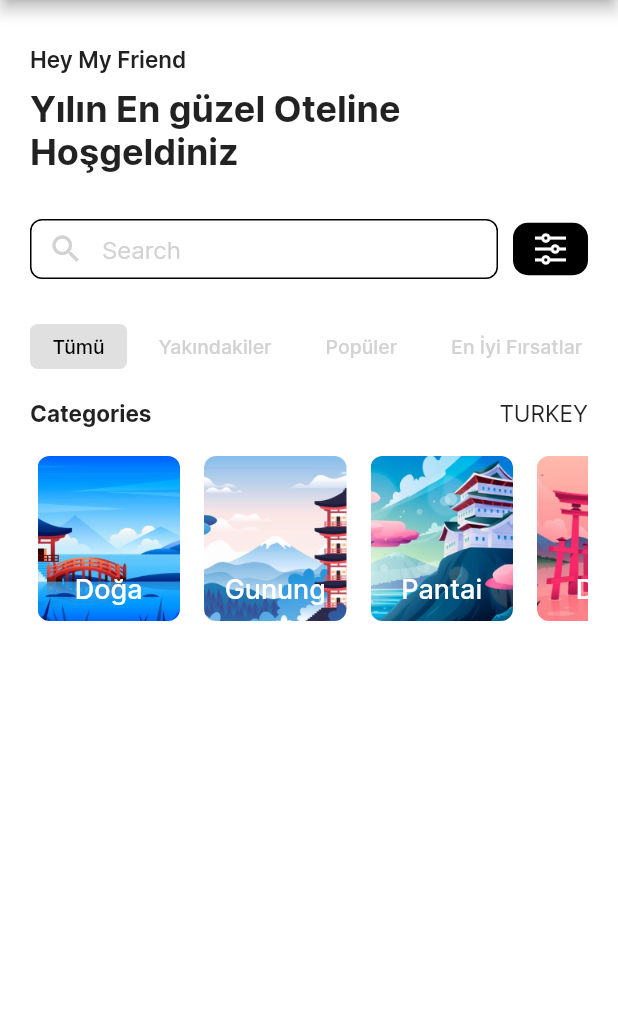
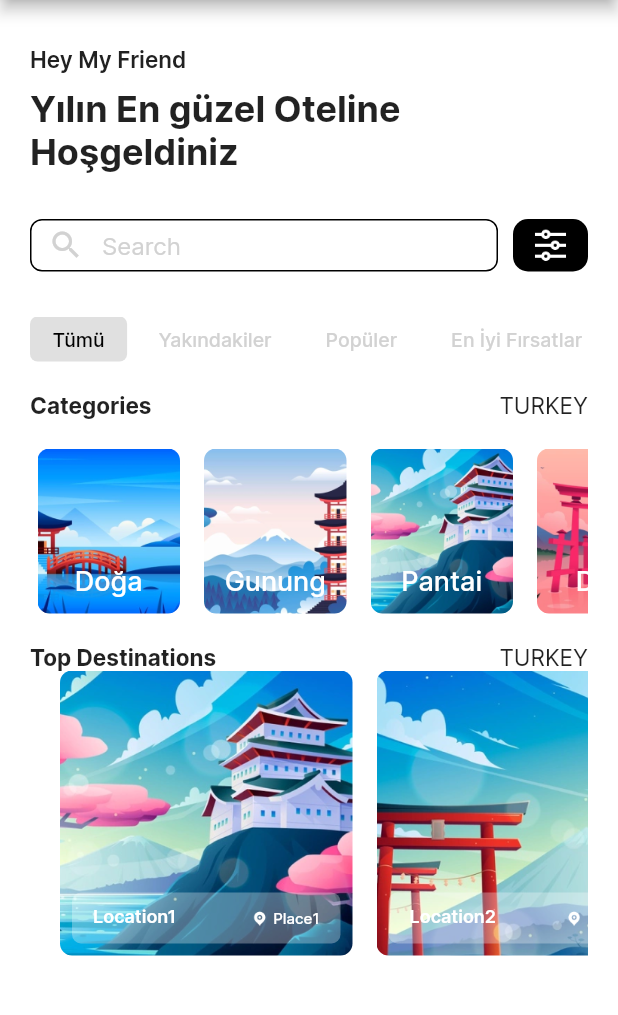
Before and after one commit to armangencer/trip_app_ui, a Flutter app: the screen it shows after launch, on a phone screen of 412 x 824 dp, the part 84-1099 px from its top. Run offline on Flutter 3.47's test engine with Material 2 defaults, Android fonts, the light colour scheme and no system bars.

Commit message:
final_commit

```diff
--- a/lib/app/const/assets.dart
+++ b/lib/app/const/assets.dart
@@ -6,3 +6,5 @@ const String icons = '$assets/icons';
 const String menuIcon = '$icons/menu.png';
 const String avatar = '$images/arman.jpeg';
 const String filterIcon = '$icons/filter.png';
+const String location = '$icons/location.png';
+const String backgroundImage = '$images/background.png';
--- a/lib/components/search_bar.dart
+++ b/lib/components/search_bar.dart
@@ -15,7 +15,7 @@ class SearchBar extends StatelessWidget {
       children: [
         Expanded(
           child: SizedBox(
-            height: 40,
+            height: 35,
             child: TextField(
               cursorColor: black,
               style: regular.copyWith(
@@ -26,8 +26,7 @@ class SearchBar extends StatelessWidget {
                 prefixIcon: const Icon(Icons.search, color: grey),
                 hintText: 'Search',
                 hintStyle: const TextStyle(color: grey),
-                contentPadding:
-                    const EdgeInsets.symmetric(horizontal: 12),
+                contentPadding: const EdgeInsets.symmetric(horizontal: 12),
                 enabledBorder: OutlineInputBorder(
                   borderRadius: BorderRadius.circular(8),
                   borderSide: const BorderSide(color: Colors.black),
--- /dev/null
+++ b/lib/screens/destination_widget.dart
@@ -0,0 +1,106 @@
+import 'package:flutter/material.dart';
+import 'package:trip_flutter_app/app/const/constant.dart';
+import '../app/const/assets.dart';
+
+class DestinationWidget extends StatelessWidget {
+  DestinationWidget({
+    super.key,
+  });
+
+  final List<DestinationModel> destinations = [
+    DestinationModel(
+      name: 'Location1',
+      image: 'pantai_ubud.png',
+      address: 'Place1',
+    ),
+    DestinationModel(
+      name: 'Location2',
+      image: 'gunung_fuji.png',
+      address: 'Place2',
+    ),
+  ];
+
+  @override
+  Widget build(BuildContext context) {
+    return SingleChildScrollView(
+      scrollDirection: Axis.horizontal,
+      child: Row(
+        children: List.generate(
+          destinations.length,
+          (index) => Container(
+            width: 195,
+            height: 190,
+            margin: EdgeInsets.only(left: index == 0 ? 20 : 0, right: 16),
+            decoration: BoxDecoration(
+              borderRadius: BorderRadius.circular(8),
+              image: DecorationImage(
+                fit: BoxFit.cover,
+                image: AssetImage(
+                  'assets/images/${destinations[index].image}',
+                ),
+              ),
+            ),
+            child: Align(
+              alignment: Alignment.bottomCenter,
+              child: Container(
+                margin: const EdgeInsets.all(8),
+                padding:
+                    const EdgeInsets.symmetric(vertical: 8, horizontal: 14),
+                width: double.infinity,
+                height: 34,
+                decoration: BoxDecoration(
+                  color: white.withOpacity(0.30),
+                  borderRadius: BorderRadius.circular(6),
+                ),
+                child: Row(
+                  mainAxisAlignment: MainAxisAlignment.spaceBetween,
+                  crossAxisAlignment: CrossAxisAlignment.center,
+                  children: [
+                    Column(
+                      children: [
+                        Text(
+                          destinations[index].name,
+                          style: semiBold.copyWith(
+                            color: white,
+                            fontSize: 12,
+                          ),
+                        ),
+                      ],
+                    ),
+                    const SizedBox(height: 10),
+                    Row(
+                      children: [
+                        Image.asset(
+                          location,
+                          width: 10,
+                          height: 10,
+                        ),
+                       const SizedBox(
+                          width: 4,
+                          height: 4,
+                        ),
+                        Text(
+                          destinations[index].address,
+                          style: medium.copyWith(color: white, fontSize: 10),
+                        ),
+                      ],
+                    ),
+                  ],
+                ),
+              ),
+            ),
+          ),
+        ),
+      ),
+    );
+  }
+}
+
+class DestinationModel {
+  final String name;
+  final String image;
+  final String address;
+
+  DestinationModel(
+      {required this.name, required this.image, required this.address});
+}
--- a/lib/screens/home_screen.dart
+++ b/lib/screens/home_screen.dart
@@ -2,6 +2,8 @@ import 'package:flutter/material.dart';
 import 'package:trip_flutter_app/app/const/assets.dart';
 import 'package:trip_flutter_app/app/const/constant.dart';
 import 'package:trip_flutter_app/screens/category_widget.dart';
+import 'package:trip_flutter_app/screens/destination_widget.dart';
+import 'package:trip_flutter_app/screens/detail_screen.dart';
 
 import '../components/search_bar.dart';
 import '../components/tab_widget.dart';
@@ -97,7 +99,7 @@ class HomeScreen extends StatelessWidget {
                           'TURKEY',
                           style: regular.copyWith(fontSize: 15),
                         ),
-                        SizedBox(
+                        const SizedBox(
                           height: 15,
                         ),
                       ],
@@ -108,7 +110,39 @@ class HomeScreen extends StatelessWidget {
             ),
             Padding(
               padding: const EdgeInsets.only(top: 20),
-              child: SizedBox(child: CategoryWidget()),
+              child: SizedBox(
+                child: CategoryWidget(),
+              ),
+            ),
+            const SizedBox(),
+            Padding(
+              padding: const EdgeInsets.only(top: 20),
+              child: Row(
+                crossAxisAlignment: CrossAxisAlignment.start,
+                children: [
+                  Text(
+                    'Top Destinations',
+                    style: bold.copyWith(fontSize: 15),
+                  ),
+                  const Spacer(),
+                  Text(
+                    'TURKEY',
+                    style: regular.copyWith(fontSize: 15),
+                  ),
+                  const SizedBox(
+                    height: 15,
+                  ),
+                ],
+              ),
+            ),
+            GestureDetector(
+              onTap: () => Navigator.push(
+                context,
+                MaterialPageRoute(
+                  builder: (_) => const DetailScreen(),
+                ),
+              ),
+              child: DestinationWidget(),
             ),
           ]),
         ),
```
Also changed, not shown: lib/screens/detail_screen.dart (added, +191 -0 lines).
